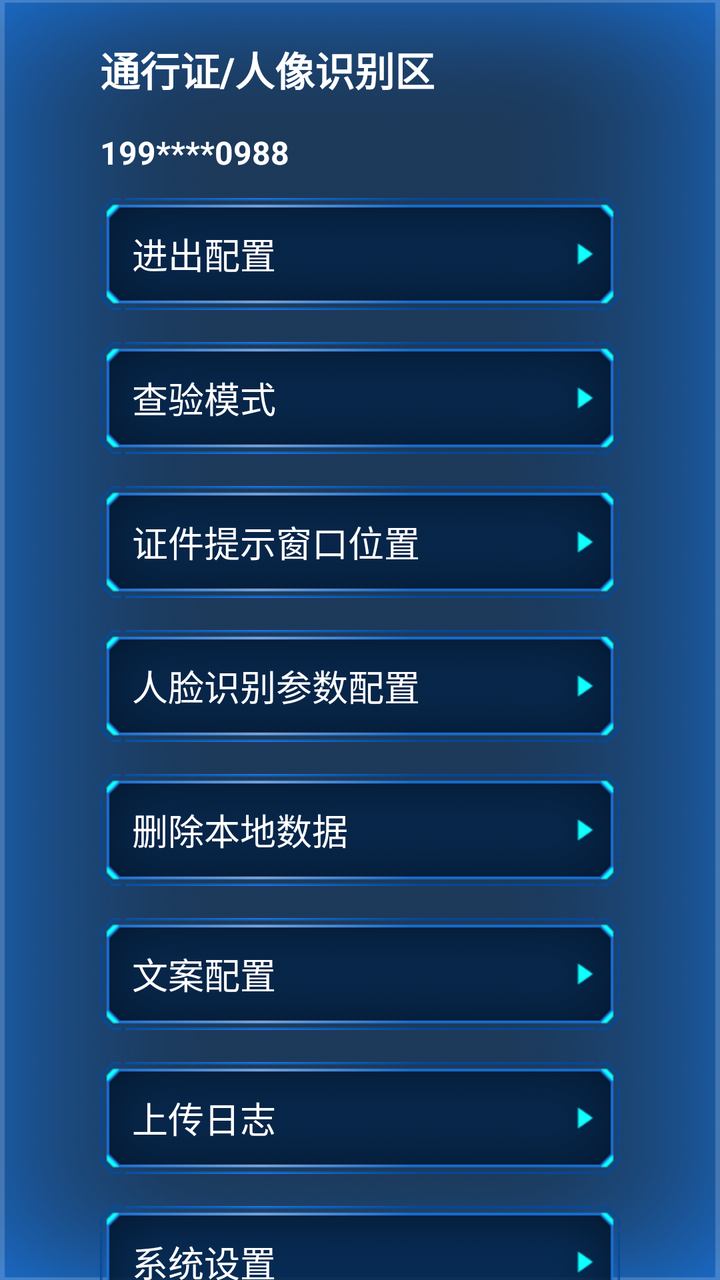
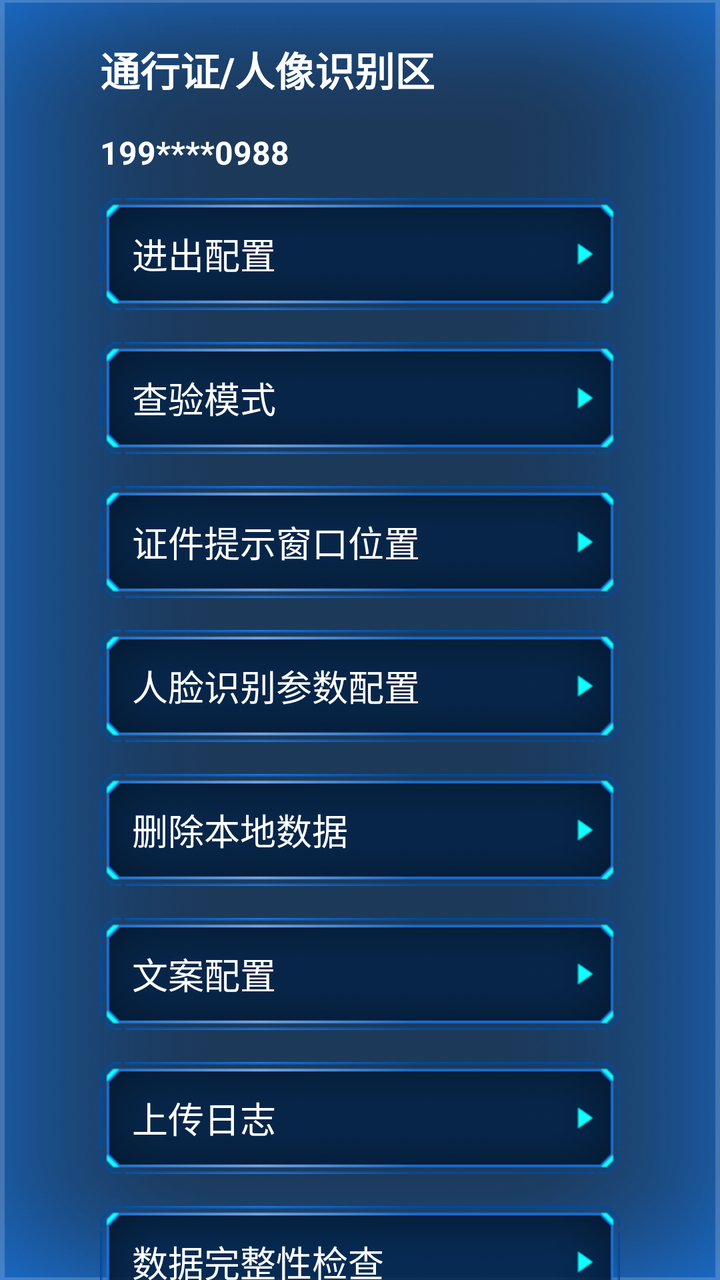

Two renders of the same Android screen: before a commit and after it. Below are the layout's source before the change and the commit's diff.
<!-- AndroidManifest.xml: application theme AppTheme -->
<!-- res/layout/dialog_draw.xml -->
<?xml version="1.0" encoding="utf-8"?>
<LinearLayout xmlns:android="http://schemas.android.com/apk/res/android"
    android:layout_width="400dp"
    android:layout_height="match_parent"
    android:background="@mipmap/draw_bg"
    android:gravity="center_horizontal"
    android:orientation="vertical">

    <TextView
        android:layout_width="260dp"
        android:layout_height="wrap_content"
        android:layout_marginTop="20dp"
        android:text="通行证/人像识别区"
        android:textColor="@color/white"
        android:textSize="20sp"
        android:textStyle="bold" />

    <TextView
        android:id="@+id/tvPhone"
        android:layout_width="260dp"
        android:layout_height="wrap_content"
        android:layout_marginTop="16dp"
        android:text="199****0988"
        android:textColor="@color/white"
        android:textSize="16sp"
        android:textStyle="bold" />

    <TextView
        android:id="@+id/tvInOut"
        android:layout_width="260dp"
        android:layout_height="56dp"
        android:layout_marginTop="12dp"
        android:background="@mipmap/draw_btn_bg"
        android:gravity="center_vertical"
        android:paddingLeft="16dp"
        android:text="进出配置"
        android:textColor="@color/white"
        android:textSize="18sp" />

    <TextView
        android:id="@+id/tvChayan"
        android:layout_width="260dp"
        android:layout_height="56dp"
        android:layout_marginTop="16dp"
        android:background="@mipmap/draw_btn_bg"
        android:gravity="center_vertical"
        android:paddingLeft="16dp"
        android:text="查验模式"
        android:textColor="@color/white"
        android:textSize="18sp" />

    <TextView
        android:id="@+id/tvTipsLoc"
        android:layout_width="260dp"
        android:layout_height="56dp"
        android:layout_marginTop="16dp"
        android:background="@mipmap/draw_btn_bg"
        android:gravity="center_vertical"
        android:paddingLeft="16dp"
        android:text="证件提示窗口位置"
        android:textColor="@color/white"
        android:textSize="18sp" />

    <TextView
        android:id="@+id/tvCanshu"
        android:layout_width="260dp"
        android:layout_height="56dp"
        android:layout_marginTop="16dp"
        android:background="@mipmap/draw_btn_bg"
        android:gravity="center_vertical"
        android:paddingLeft="16dp"
        android:text="人脸识别参数配置"
        android:textColor="@color/white"
        android:textSize="18sp" />

    <TextView
        android:id="@+id/tvDelete"
        android:layout_width="260dp"
        android:layout_height="56dp"
        android:layout_marginTop="16dp"
        android:background="@mipmap/draw_btn_bg"
        android:gravity="center_vertical"
        android:paddingLeft="16dp"
        android:text="删除本地数据"
        android:textColor="@color/white"
        android:textSize="18sp" />

    <TextView
        android:id="@+id/tvWenan"
        android:layout_width="260dp"
        android:layout_height="56dp"
        android:layout_marginTop="16dp"
        android:background="@mipmap/draw_btn_bg"
        android:gravity="center_vertical"
        android:paddingLeft="16dp"
        android:text="文案配置"
        android:textColor="@color/white"
        android:textSize="18sp" />

    <TextView
        android:id="@+id/tvUploadLog"
        android:layout_width="260dp"
        android:layout_height="56dp"
        android:layout_marginTop="16dp"
        android:background="@mipmap/draw_btn_bg"
        android:gravity="center_vertical"
        android:paddingLeft="16dp"
        android:text="上传日志"
        android:textColor="@color/white"
        android:textSize="18sp"
        android:visibility="visible" />

    <TextView
        android:id="@+id/tvGotoLuancher"
        android:layout_width="260dp"
        android:layout_height="56dp"
        android:layout_marginTop="16dp"
        android:background="@mipmap/draw_btn_bg"
        android:gravity="center_vertical"
        android:paddingLeft="16dp"
        android:text="返回系统桌面"
        android:textColor="@color/white"
        android:textSize="18sp"
        android:visibility="gone" />

    <TextView
        android:id="@+id/tvGotoSetting"
        android:layout_width="260dp"
        android:layout_height="56dp"
        android:layout_marginTop="16dp"
        android:background="@mipmap/draw_btn_bg"
        android:gravity="center_vertical"
        android:paddingLeft="16dp"
        android:text="系统设置"
        android:textColor="@color/white"
        android:textSize="18sp"
        android:visibility="visible" />

    <TextView
        android:id="@+id/tvVersion"
        android:layout_width="260dp"
        android:layout_height="56dp"
        android:layout_marginTop="16dp"
        android:background="@mipmap/draw_btn_bg"
        android:gravity="center_vertical"
        android:paddingLeft="16dp"
        android:text="版本V1.1"
        android:textColor="@color/white"
        android:textSize="18sp" />

    <View
        android:layout_width="match_parent"
        android:layout_height="0dp"
        android:layout_weight="1" />

    <Button
        android:id="@+id/btnExit"
        android:layout_width="260dp"
        android:layout_height="56dp"
        android:layout_marginBottom="50dp"
        android:background="@drawable/btn_bg2"
        android:gravity="center"
        android:minHeight="36dp"
        android:text="注销登录"
        android:textColor="@color/white"
        android:textSize="15sp" />
</LinearLayout>
<!-- resources referenced by this layout -->
<resources>
  <!-- drawable btn_bg2 (drawable) -->
  <shape xmlns:android="http://schemas.android.com/apk/res/android"
      android:shape="rectangle">
      <stroke
          android:width="1dp"
          android:color="#ff1978e5" />
      <solid android:color="#4d1978e5" />
      <corners
          android:bottomLeftRadius="5dp"
          android:bottomRightRadius="5dp"
          android:topLeftRadius="5dp"
          android:topRightRadius="5dp" />
  </shape>
  <!-- mipmap draw_bg: png bitmap (mipmap-hdpi, 406574 bytes) -->
  <!-- mipmap draw_btn_bg: png bitmap (mipmap-hdpi, 13124 bytes) -->
  <style name="AppTheme" parent="Theme.AppCompat.Light.DarkActionBar">
          
          <item name="colorPrimary">@color/colorPrimary</item>
          <item name="colorPrimaryDark">@color/colorPrimaryDark</item>
          <item name="colorAccent">@color/colorAccent</item>
      </style>
  <color name="colorPrimary">#6200EE</color>
  <color name="colorPrimaryDark">#3700B3</color>
  <color name="colorAccent">#DA0303</color>
</resources>

<!-- the commit's change to res/layout/dialog_draw.xml (unified diff, before → after) -->
@@ -111,6 +111,19 @@
         android:visibility="visible" />
 
     <TextView
+        android:id="@+id/tvRemedial"
+        android:layout_width="260dp"
+        android:layout_height="56dp"
+        android:layout_marginTop="16dp"
+        android:background="@mipmap/draw_btn_bg"
+        android:gravity="center_vertical"
+        android:paddingLeft="16dp"
+        android:text="数据完整性检查"
+        android:textColor="@color/white"
+        android:textSize="18sp"
+        android:visibility="visible" />
+
+    <TextView
         android:id="@+id/tvGotoLuancher"
         android:layout_width="260dp"
         android:layout_height="56dp"
